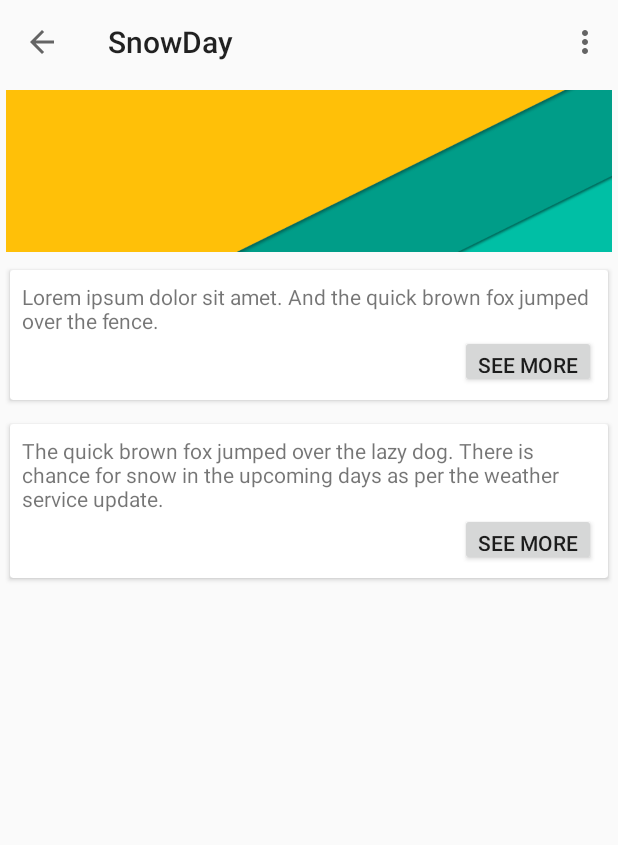
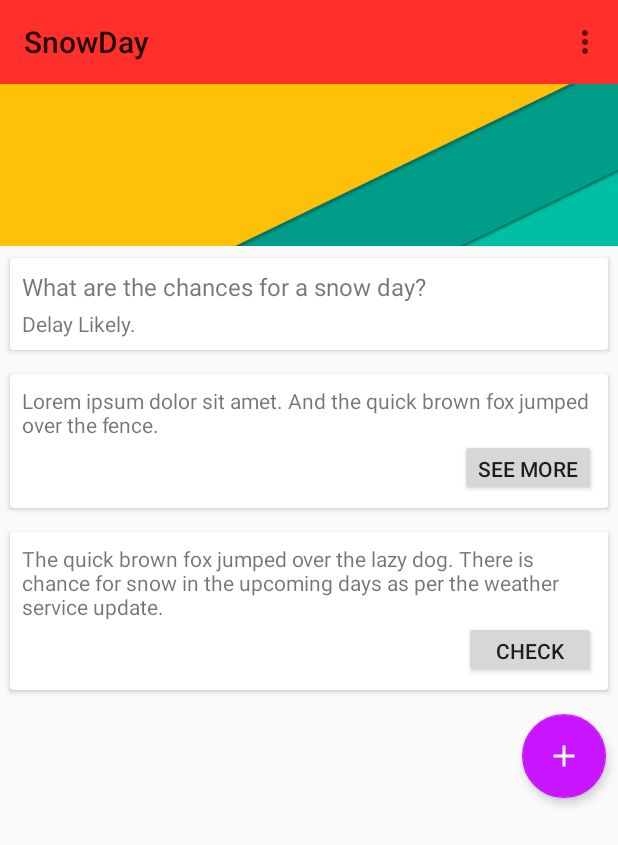
Before and after one commit to ae-app-labs/snow-day, an Android app: the screen it shows after launch (MainActivity), on a phone screen of 412 x 824 dp. Shown: the top 845 px of the screen. Run offline under Robolectric (Android 15) with nearby library versions, the phone set to English and light mode, and no system bars.

Commit message:
add snowday prediction and toolbar

```diff
--- a/app/src/main/java/com/ae/apps/snowday/activities/MainActivity.java
+++ b/app/src/main/java/com/ae/apps/snowday/activities/MainActivity.java
@@ -1,8 +1,10 @@
 package com.ae.apps.snowday.activities;
 
+import android.graphics.drawable.ColorDrawable;
 import android.support.v7.app.AppCompatActivity;
 import android.os.Bundle;
 import android.support.v7.widget.Toolbar;
+import android.util.TypedValue;
 import android.view.Menu;
 import android.view.MenuItem;
 
@@ -19,7 +21,7 @@ public class MainActivity extends AppCompatActivity {
         setSupportActionBar(toolbar);
 
         getSupportActionBar().setHomeButtonEnabled(true);
-        getSupportActionBar().setDisplayHomeAsUpEnabled(true);
+
     }
 
 
--- a/app/src/main/java/com/ae/apps/snowday/fragments/DashFragment.java
+++ b/app/src/main/java/com/ae/apps/snowday/fragments/DashFragment.java
@@ -13,6 +13,7 @@ import android.os.Bundle;
 import android.os.Environment;
 import android.provider.MediaStore;
 import android.support.annotation.NonNull;
+import android.support.design.widget.FloatingActionButton;
 import android.support.design.widget.Snackbar;
 import android.view.LayoutInflater;
 import android.view.SurfaceHolder;
@@ -21,6 +22,7 @@ import android.view.View;
 import android.view.ViewGroup;
 import android.view.WindowManager;
 import android.widget.Button;
+import android.widget.TextView;
 import android.widget.Toast;
 
 import com.ae.apps.snowday.R;
@@ -34,6 +36,7 @@ import java.text.SimpleDateFormat;
 import java.util.Calendar;
 import java.util.Date;
 import java.util.Locale;
+import java.util.Random;
 
 /**
  * A simple {@link Fragment} subclass.
@@ -63,6 +66,12 @@ public class DashFragment extends android.support.v4.app.Fragment {
                              Bundle savedInstanceState) {
         // Inflate the layout for this fragment
         mLayout = inflater.inflate(R.layout.fragment_dash, container, false);
+
+        // Set a Random forecast for the SnowDay
+        TextView snowdayAnswer = (TextView) mLayout.findViewById(R.id.snowday_a);
+        String[] forecast = getResources().getStringArray(R.array.snowday_forecast);
+        Random random = new Random();
+        snowdayAnswer.setText(forecast[random.nextInt(forecast.length)]);
 
         // The coordinator layout is needed to display the snackbar
         final View coordinatorLayout = mLayout.findViewById(R.id.snackbarPosition);
@@ -148,6 +157,9 @@ public class DashFragment extends android.support.v4.app.Fragment {
 
                                                 fos.flush();
                                                 fos.close();
+
+                                                // Fix for orientation issues
+                                                // http://stackoverflow.com/questions/11674816/android-image-orientation-issue-with-custom-camera-activity?lq=1
                                             } catch(Exception ex){
 
                                             }
@@ -189,6 +201,15 @@ public class DashFragment extends android.support.v4.app.Fragment {
             }
         });
 
+        FloatingActionButton floatingActionButton = (FloatingActionButton) mLayout.findViewById(R.id.myFAB);
+        floatingActionButton.setOnClickListener(new View.OnClickListener(){
+
+            @Override
+            public void onClick(View view) {
+
+            }
+        });
+
         return mLayout;
     }
 
@@ -206,7 +227,7 @@ public class DashFragment extends android.support.v4.app.Fragment {
 
         if(requestCode == SEE_ACTION_REQUEST_CODE){
             String resultStr = "Failed";
-            if( resultCode == 0){
+            if( resultCode == -1){
                 resultStr = "Success";
             }
             Toast.makeText(mContext, resultStr, Toast.LENGTH_SHORT).show();
--- a/app/src/main/res/layout/activity_main.xml
+++ b/app/src/main/res/layout/activity_main.xml
@@ -9,13 +9,14 @@
         android:layout_width="match_parent"
         android:layout_height="wrap_content"
         android:layout_alignParentTop="true"
+        android:background="@color/app_theme_light"
         android:minHeight="?android:attr/actionBarSize"/>
 
     <fragment
         android:id="@+id/fragment"
         android:name="com.ae.apps.snowday.fragments.DashFragment"
         android:layout_width="match_parent"
-        android:layout_height="match_parent"
+        android:layout_height="wrap_content"
         android:layout_below="@+id/toolbar"
         tools:layout="@layout/fragment_main"/>
 </RelativeLayout>
--- a/app/src/main/res/layout/fragment_dash.xml
+++ b/app/src/main/res/layout/fragment_dash.xml
@@ -11,17 +11,47 @@
         android:id="@+id/imageView"
         android:layout_width="match_parent"
         android:layout_height="@dimen/hero_image_height"
-        android:layout_margin="@dimen/padding_small"
         android:background="@drawable/hero_image"
         android:contentDescription="@string/str_hero_text"/>
-
 
     <android.support.v7.widget.CardView
         android:layout_width="match_parent"
         android:layout_height="wrap_content"
+        android:layout_margin="@dimen/abc_control_padding_material"
         app:cardUseCompatPadding="true"
-        app:contentPadding="@dimen/padding_small"
-        android:layout_margin="@dimen/abc_control_padding_material">
+        app:contentPadding="@dimen/padding_small">
+
+        <RelativeLayout
+            android:layout_width="match_parent"
+            android:layout_height="wrap_content"
+            android:padding="@dimen/padding_small">
+
+            <TextView
+                android:id="@+id/snowday_q"
+                android:layout_width="wrap_content"
+                android:layout_height="wrap_content"
+                android:layout_gravity="left|top"
+                android:text="@string/snowday_question"
+                android:textSize="16sp"/>
+
+            <TextView
+                android:id="@+id/snowday_a"
+                android:layout_width="wrap_content"
+                android:layout_height="wrap_content"
+                android:layout_gravity="left|top"
+                android:layout_marginTop="@dimen/padding_small"
+                android:text="@string/blank_text"
+                android:layout_below="@+id/snowday_q"/>
+
+        </RelativeLayout>
+    </android.support.v7.widget.CardView>
+
+    <android.support.v7.widget.CardView
+        android:layout_width="match_parent"
+        android:layout_height="wrap_content"
+        android:layout_margin="@dimen/abc_control_padding_material"
+        app:cardUseCompatPadding="true"
+        app:contentPadding="@dimen/padding_small">
 
         <RelativeLayout
             android:layout_width="match_parent"
@@ -38,7 +68,7 @@
             <Button
                 android:id="@+id/btnSeeMore"
                 android:layout_width="wrap_content"
-                android:layout_height="35dip"
+                android:layout_height="38dip"
                 android:layout_alignParentRight="true"
                 android:layout_below="@+id/textView"
                 android:layout_gravity="right|bottom"
@@ -50,9 +80,9 @@
     <android.support.v7.widget.CardView
         android:layout_width="match_parent"
         android:layout_height="wrap_content"
+        android:layout_margin="@dimen/abc_control_padding_material"
         app:cardUseCompatPadding="true"
-        app:contentPadding="@dimen/padding_small"
-        android:layout_margin="@dimen/abc_control_padding_material">
+        app:contentPadding="@dimen/padding_small">
 
         <RelativeLayout
             android:layout_width="match_parent"
@@ -69,21 +99,30 @@
             <Button
                 android:id="@+id/btnSeeMore2"
                 android:layout_width="wrap_content"
-                android:layout_height="35dip"
+                android:layout_height="38dip"
                 android:layout_alignParentRight="true"
                 android:layout_below="@+id/textView2"
                 android:layout_gravity="right|bottom"
-                android:text="@string/str_see_more"/>
+                android:text="@string/str_check"/>
 
         </RelativeLayout>
     </android.support.v7.widget.CardView>
+
 
     <android.support.design.widget.CoordinatorLayout
         android:id="@+id/snackbarPosition"
         android:layout_width="match_parent"
         android:layout_height="match_parent"
-        android:layout_alignParentBottom="true"
-        android:layout_centerHorizontal="true">
+        >
+
+        <android.support.design.widget.FloatingActionButton
+            android:id="@+id/myFAB"
+            android:layout_width="wrap_content"
+            android:layout_height="wrap_content"
+            android:src="@drawable/ic_plus_sign"
+            android:layout_gravity="end|bottom"
+            android:layout_margin="8dp"
+            app:elevation="4dp"/>
     </android.support.design.widget.CoordinatorLayout>
 
 </LinearLayout>
--- /dev/null
+++ b/app/src/main/res/values/snowday.xml
@@ -0,0 +1,21 @@
+<?xml version="1.0" encoding="utf-8"?>
+<resources>
+    <string-array name="snowday_forecast">
+        <item>No chance due to low precipitation chance.</item>
+        <item>No chance due to low precipitation chance.</item>
+        <item>No chance due to low precipitation chance.</item>
+        <item>No chance due to low precipitation chance.</item>
+        <item>No chance due to low precipitation chance.</item>
+        <item>No chance due to low precipitation chance.</item>
+        <item>Little to no chance of anything, but possible.</item>
+        <item>Little to no chance of anything, but possible.</item>
+        <item>Little to no chance of anything, but possible.</item>
+        <item>Little to no chance of anything, but possible.</item>
+        <item>Delay Likely.</item>
+        <item>Delay Likely.</item>
+        <item>Delay Likely.</item>
+        <item>Possibility of no school.</item>
+        <item>Possibility of no school.</item>
+        <item>No school or possibly early dismissal.</item>
+    </string-array>
+</resources>
--- a/app/src/main/res/values/strings.xml
+++ b/app/src/main/res/values/strings.xml
@@ -4,10 +4,12 @@
     <string name="action_settings">Settings</string>
 
     <string name="hello_blank_fragment">Lorem ipsum dolor sit amet. And the quick brown fox jumped over the fence.</string>
+    <string name="blank_text"></string>
     <string name="str_see_more">See More</string>
+    <string name="str_check">Check</string>
     <string name="str_hero_text"/>
 
-    <string name="snowday_question">Is it going to be a snow day?</string>
+    <string name="snowday_question">What are the chances for a snow day?</string>
     <string name="snowday_dash_text2">The quick brown fox jumped over the lazy dog. There is chance for snow in the upcoming days as per the weather service update.</string>
-    <string name="snowday_snack">Started Snowing</string>
+    <string name="snowday_snack">It\'s Snowing</string>
 </resources>
--- a/app/src/main/res/values/styles.xml
+++ b/app/src/main/res/values/styles.xml
@@ -1,11 +1,8 @@
 <resources>
 
     <!-- Base application theme. -->
-    <style name="AppTheme" parent="Theme.AppCompat.Light.NoActionBar">
-        <item name="android:windowNoTitle">true</item>
-        <!--We will be using the toolbar so no need to show ActionBar-->
-        <item name="android:windowActionBar">false</item>
-
+    <style name="AppTheme" parent="Theme.AppCompat.Light">
+        <item name="windowNoTitle">true</item>
         <item name="windowActionBar">false</item>
 
         <item name="colorPrimary">@color/app_theme_light</item>
```
Also changed, not shown: app/src/main/res/drawable/ic_plus_sign.png (added).
